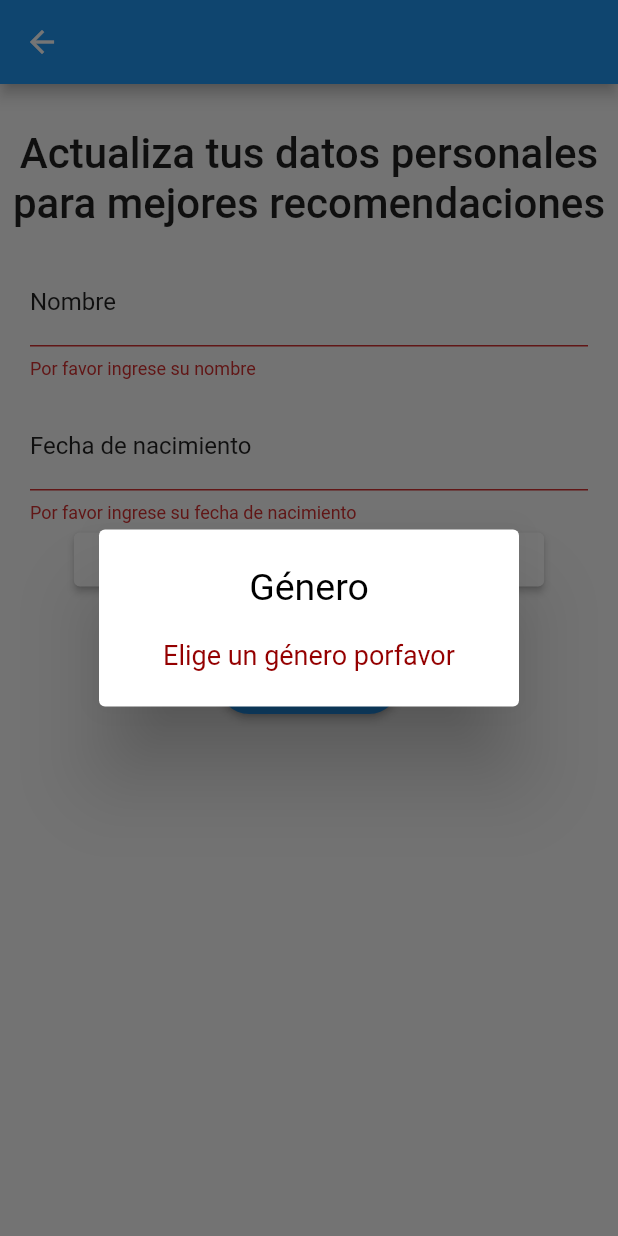
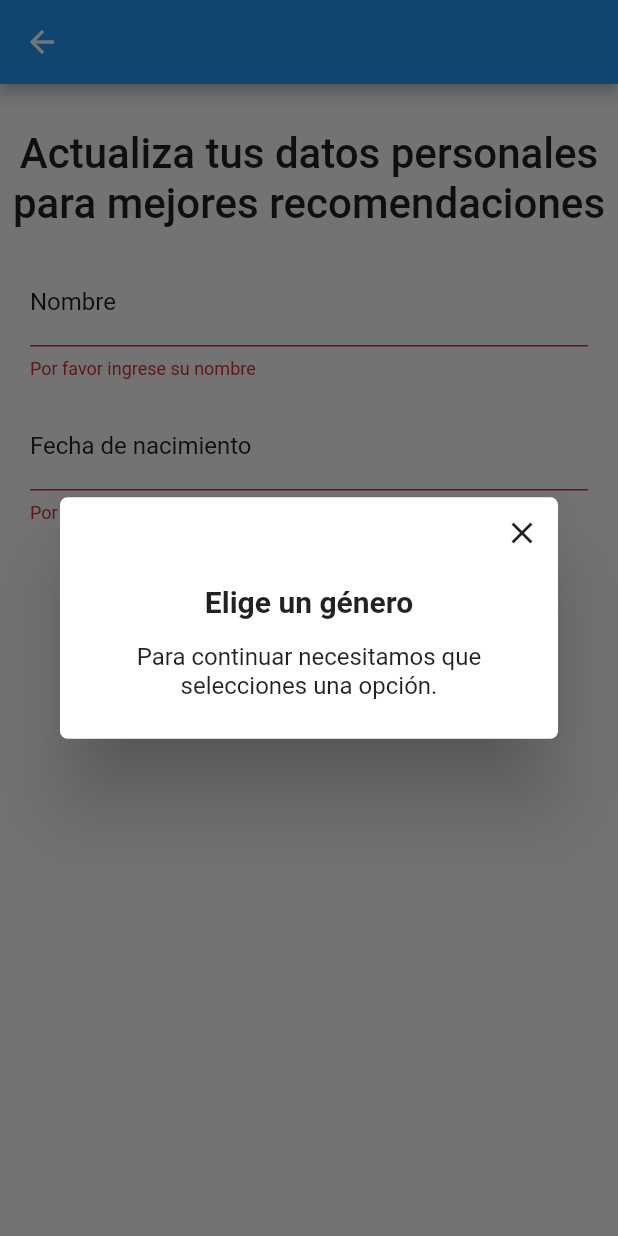
Before and after one commit to No-Country/c9-49-m-flutter, a Flutter app: the MyFormWidget screen opened directly with empty values, after a tap on "Continuar", on a phone screen of 412 x 824 dp. Run offline on Flutter 3.47's test engine with Material 2 defaults, Android fonts, the phone set to English and light mode, and no system bars; our stand-ins replace cloud_firestore, firebase_auth, firebase_core, firebase_storage, flutter_svg, google_sign_in and 1 more; missing offline and left inert: stream_chat_flutter; accounts and stored records are empty; project files that could hold a hidden picture were left out.

Commit message:
arreglando estilado de modal de errores

```diff
--- a/lib/screens/Onboarding/Steps/personal_info_step.dart
+++ b/lib/screens/Onboarding/Steps/personal_info_step.dart
@@ -141,8 +141,9 @@ class PersonalInfoStep extends StatelessWidget {
                 onPressed: () {
                   if (formData.gender == "") {
                     showErrorDialog(context,
-                        titleText: 'Género',
-                        descriptionText: 'Elige un género porfavor');
+                        titleText: 'Elige un género',
+                        descriptionText:
+                            'Para continuar necesitamos que selecciones una opción.');
                   }
                   if (Form.of(context).validate()) {
                     Form.of(context).save();
--- a/lib/widgets/Modals/errors_preferences_modal.dart
+++ b/lib/widgets/Modals/errors_preferences_modal.dart
@@ -5,19 +5,50 @@ Future<void> showErrorDialog(BuildContext context,
   return showDialog(
     context: context,
     builder: (BuildContext context) {
-      return AlertDialog(
-        title: Text(
-          titleText,
-          style: TextStyle(color: Color.fromARGB(255, 0, 0, 0), fontSize: 25),
-          textAlign: TextAlign.center,
+      return Dialog(
+        shape: RoundedRectangleBorder(
+          borderRadius: BorderRadius.circular(5.0),
         ),
-        titleTextStyle: TextStyle(color: Colors.white),
-        content: Text(
-          descriptionText,
-          style: TextStyle(color: Color.fromARGB(255, 148, 0, 0), fontSize: 18),
-          textAlign: TextAlign.center,
+        backgroundColor: Colors.white,
+        child: Container(
+          width: MediaQuery.of(context).size.width - 5,
+          padding: const EdgeInsets.all(0),
+          child: Column(
+            mainAxisSize: MainAxisSize.min,
+            children: [
+              Row(
+                mainAxisAlignment: MainAxisAlignment.end,
+                children: [
+                  IconButton(
+                    onPressed: () => Navigator.pop(context),
+                    icon: const Icon(Icons.close),
+                  ),
+                ],
+              ),
+              Container(
+                padding: const EdgeInsets.all(10),
+                child: Column(
+                  children: [
+                    Text(
+                      titleText,
+                      style: const TextStyle(
+                        fontSize: 20.0,
+                        fontWeight: FontWeight.bold,
+                      ),
+                    ),
+                    const SizedBox(height: 16.0),
+                    Text(
+                      descriptionText,
+                      style: const TextStyle(fontSize: 16.0),
+                      textAlign: TextAlign.center,
+                    ),
+                    const SizedBox(height: 16.0),
+                  ],
+                ),
+              ),
+            ],
+          ),
         ),
-        contentTextStyle: TextStyle(color: Colors.white),
       );
     },
   );
```
